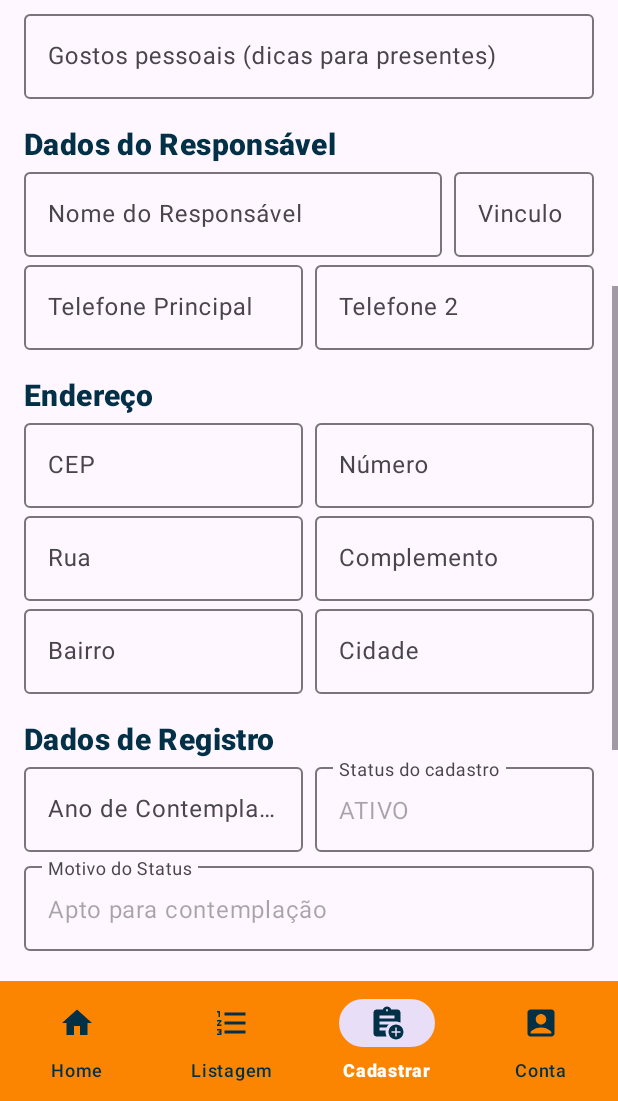
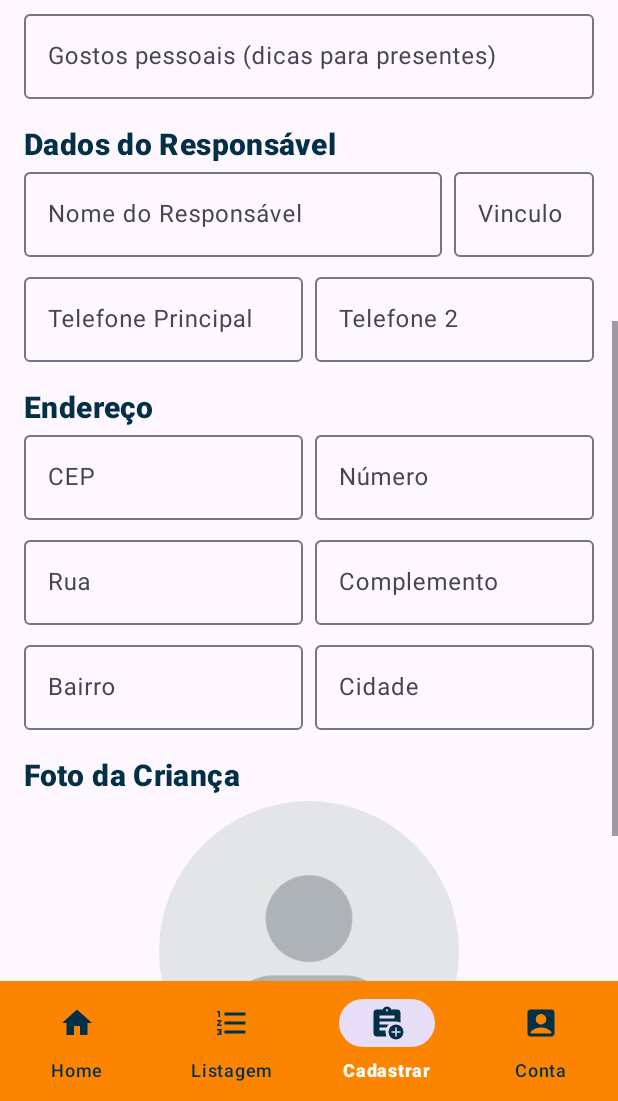
Before and after one commit to Tleofreitas/AdoteJR, an Android app: the CadastrarFragment screen opened directly, with no data from a screen before it, scrolled down 476 dp, on a phone screen of 412 x 824 dp, the part 135-1236 px from its top. Run offline under Robolectric (Android 15) with nearby library versions, the phone set to English and light mode, and no system bars; our stand-ins replace Firebase (no records; nobody signed in at launch, a user with empty details on screens opened directly); Roboto replaces fonts that are not available here.

Commit message:
Formatadores desacoplados, ajuste fino de layout de cadastro

```diff
--- a/app/src/main/AndroidManifest.xml
+++ b/app/src/main/AndroidManifest.xml
@@ -39,11 +39,11 @@
             android:parentActivityName=".LoginActivity" />
         <activity
             android:name=".ChecarAcessoActivity"
+            android:exported="false" />
+        <activity
+            android:name=".GerenciamentoActivity"
             android:exported="false"
             android:parentActivityName=".MainActivity" />
-        <activity
-            android:name=".GerenciamentoActivity"
-            android:exported="false" />
         <activity
             android:name=".RedefinirSenhaActivity"
             android:exported="false"
--- a/app/src/main/java/com/example/adotejr/fragments/CadastrarFragment.kt
+++ b/app/src/main/java/com/example/adotejr/fragments/CadastrarFragment.kt
@@ -22,6 +22,7 @@ import com.example.adotejr.R
 import com.example.adotejr.databinding.FragmentCadastrarBinding
 import com.example.adotejr.model.Crianca
 import com.example.adotejr.util.PermissionUtil
+import com.example.adotejr.utils.FormatadorUtil
 import com.google.android.material.imageview.ShapeableImageView
 import com.google.firebase.auth.FirebaseAuth
 import com.google.firebase.firestore.FirebaseFirestore
@@ -86,10 +87,16 @@ class CadastrarFragment : Fragment() {
         super.onViewCreated(view, savedInstanceState)
 
         val editTextCpf = view.findViewById<EditText>(R.id.editTextCpf)
-        formatarCPF(editTextCpf)
+        FormatadorUtil.formatarCPF(editTextCpf)
 
         val editTextDataNascimento = view.findViewById<EditText>(R.id.editTextDtNascimento)
-        formatarDataNascimento(editTextDataNascimento)
+        FormatadorUtil.formatarDataNascimento(editTextDataNascimento)
+
+        val editTextTelefonePrincipal = view.findViewById<EditText>(R.id.editTextTel1)
+        FormatadorUtil.formatarTelefone(editTextTelefonePrincipal)
+
+        val editTextTelefone2 = view.findViewById<EditText>(R.id.editTextTel2)
+        FormatadorUtil.formatarTelefone(editTextTelefone2)
 
         inicializarEventosClique()
     }
@@ -139,6 +146,9 @@ class CadastrarFragment : Fragment() {
             var status = "ATIVO"
             var motivoStatus = ""
 
+            // COMEÇAR TESTES DE VALORES DIGITADOS
+
+            /*
             if (verificarImagemPadrao(binding.includeFotoCrianca.imagePerfil)) {
                 Toast.makeText(requireContext(), "Nenhuma imegem selecionada", Toast.LENGTH_LONG).show()
             } else {
@@ -185,6 +195,7 @@ class CadastrarFragment : Fragment() {
                     }
                 }
             }
+            */
         }
     }
 
@@ -336,42 +347,6 @@ class CadastrarFragment : Fragment() {
         return "${cpf.substring(0, 3)}.${cpf.substring(3, 6)}.${cpf.substring(6, 9)}-${cpf.substring(9, 11)}"
     }
     */
-    private fun formatarCPF(editText: EditText) {
-        editText.addTextChangedListener(object : TextWatcher {
-            private var isUpdating = false
-            private val mask = "###.###.###-##" // Máscara para CPF
-
-            override fun beforeTextChanged(s: CharSequence?, start: Int, count: Int, after: Int) {}
-
-            override fun onTextChanged(s: CharSequence?, start: Int, before: Int, count: Int) {
-                if (isUpdating) {
-                    isUpdating = false
-                    return
-                }
-
-                val unmasked = s.toString().replace("[^\\d]".toRegex(), "") // Remove tudo que não for número
-                val masked = StringBuilder()
-
-                var i = 0
-                for (char in mask.toCharArray()) {
-                    if (char == '#' && i < unmasked.length) {
-                        masked.append(unmasked[i])
-                        i++
-                    } else if (char != '#' && i < unmasked.length) {
-                        masked.append(char)
-                    }
-                }
-
-                isUpdating = true
-                editText.setText(masked)
-                editText.setSelection(masked.length) // Move o cursor para o final
-            }
-
-            override fun afterTextChanged(s: Editable?) {}
-        })
-    }
-
-
 
     // --- DATA NASCIMENTO
 
@@ -383,40 +358,6 @@ class CadastrarFragment : Fragment() {
     private fun formatarDataNascimento(data: Long): String {
         val formato = SimpleDateFormat("dd/MM/yyyy", Locale.getDefault())
         return formato.format(data)
-    }
-    private fun formatarDataNascimento(editText: EditText) {
-        editText.addTextChangedListener(object : TextWatcher {
-            private var isUpdating = false
-            private val mask = "##/##/####"
-
-            override fun beforeTextChanged(s: CharSequence?, start: Int, count: Int, after: Int) {}
-
-            override fun onTextChanged(s: CharSequence?, start: Int, before: Int, count: Int) {
-                if (isUpdating) {
-                    isUpdating = false
-                    return
-                }
-
-                val unmasked = s.toString().replace("[^\\d]".toRegex(), "") // Remove tudo que não for número
-                val masked = StringBuilder()
-
-                var i = 0
-                for (char in mask.toCharArray()) {
-                    if (char == '#' && i < unmasked.length) {
-                        masked.append(unmasked[i])
-                        i++
-                    } else if (i < unmasked.length) {
-                        masked.append(char)
-                    }
-                }
-
-                isUpdating = true
-                editText.setText(masked)
-                editText.setSelection(masked.length) // Move o cursor para o final
-            }
-
-            override fun afterTextChanged(s: Editable?) {}
-        })
     }
 
     // --- TELEFONE
--- a/app/src/main/res/layout/dados_registro.xml
+++ b/app/src/main/res/layout/dados_registro.xml
@@ -67,7 +67,7 @@
         android:layout_width="0dp"
         android:layout_height="wrap_content"
         android:layout_marginStart="16dp"
-        android:layout_marginTop="4dp"
+        android:layout_marginTop="8dp"
         android:layout_marginEnd="16dp"
         app:layout_constraintEnd_toEndOf="parent"
         app:layout_constraintHorizontal_bias="0.5"
--- a/app/src/main/res/layout/dados_responsavel.xml
+++ b/app/src/main/res/layout/dados_responsavel.xml
@@ -65,6 +65,7 @@
         android:layout_width="match_parent"
         android:layout_height="wrap_content"
         android:layout_marginStart="16dp"
+        android:layout_marginTop="8dp"
         android:layout_marginEnd="16dp"
         android:orientation="horizontal"
         app:layout_constraintEnd_toEndOf="parent"
@@ -77,26 +78,32 @@
             android:layout_width="0dp"
             android:layout_height="wrap_content"
             android:layout_marginEnd="8dp"
-            android:layout_weight="1">
+            android:layout_weight="1"
+            app:counterMaxLength="15">
 
             <com.google.android.material.textfield.TextInputEditText
                 android:id="@+id/editTextTel1"
                 android:layout_width="match_parent"
                 android:layout_height="wrap_content"
-                android:hint="Telefone Principal" />
+                android:hint="Telefone Principal"
+                android:inputType="number"
+                android:maxLength="15" />
         </com.google.android.material.textfield.TextInputLayout>
 
         <com.google.android.material.textfield.TextInputLayout
             android:id="@+id/InputTel2"
             android:layout_width="0dp"
             android:layout_height="wrap_content"
-            android:layout_weight="1">
+            android:layout_weight="1"
+            app:counterMaxLength="15">
 
             <com.google.android.material.textfield.TextInputEditText
                 android:id="@+id/editTextTel2"
                 android:layout_width="match_parent"
                 android:layout_height="wrap_content"
-                android:hint="Telefone 2" />
+                android:hint="Telefone 2"
+                android:inputType="number"
+                android:maxLength="15" />
         </com.google.android.material.textfield.TextInputLayout>
     </LinearLayout>
 </androidx.constraintlayout.widget.ConstraintLayout>
--- a/app/src/main/res/layout/endereco_crianca.xml
+++ b/app/src/main/res/layout/endereco_crianca.xml
@@ -65,6 +65,7 @@
         android:layout_width="match_parent"
         android:layout_height="wrap_content"
         android:layout_marginStart="16dp"
+        android:layout_marginTop="8dp"
         android:layout_marginEnd="16dp"
         android:orientation="horizontal"
         app:layout_constraintEnd_toEndOf="parent"
@@ -105,6 +106,7 @@
         android:layout_width="match_parent"
         android:layout_height="wrap_content"
         android:layout_marginStart="16dp"
+        android:layout_marginTop="8dp"
         android:layout_marginEnd="16dp"
         android:orientation="horizontal"
         app:layout_constraintEnd_toEndOf="parent"
--- a/app/src/main/res/layout/fragment_cadastrar.xml
+++ b/app/src/main/res/layout/fragment_cadastrar.xml
@@ -151,17 +151,6 @@
             app:layout_constraintStart_toStartOf="parent"
             app:layout_constraintTop_toBottomOf="@+id/includeDadosResponsavel" />
 
-        <include
-            android:id="@+id/includeRegistro"
-            layout="@layout/dados_registro"
-            android:layout_width="0dp"
-            android:layout_height="wrap_content"
-            android:layout_marginTop="16dp"
-            app:layout_constraintEnd_toEndOf="parent"
-            app:layout_constraintHorizontal_bias="0.5"
-            app:layout_constraintStart_toStartOf="parent"
-            app:layout_constraintTop_toBottomOf="@+id/includeEndereco" />
-
         <TextView
             android:id="@+id/textFoto"
             android:layout_width="match_parent"
@@ -176,7 +165,7 @@
             app:layout_constraintEnd_toEndOf="parent"
             app:layout_constraintHorizontal_bias="1.0"
             app:layout_constraintStart_toStartOf="parent"
-            app:layout_constraintTop_toBottomOf="@+id/includeRegistro" />
+            app:layout_constraintTop_toBottomOf="@+id/includeEndereco" />
 
         <include
             android:id="@+id/includeFotoCrianca"
```
Also changed, not shown: app/src/main/java/com/example/adotejr/utils/FormatadorUtil.kt (added, +116 -0 lines).
